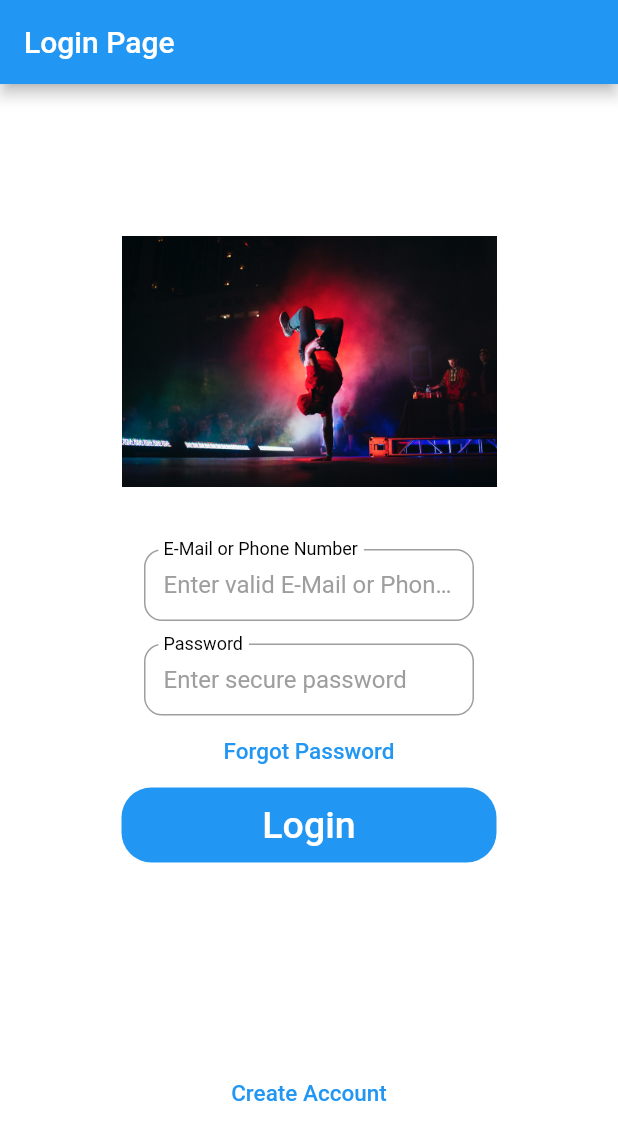
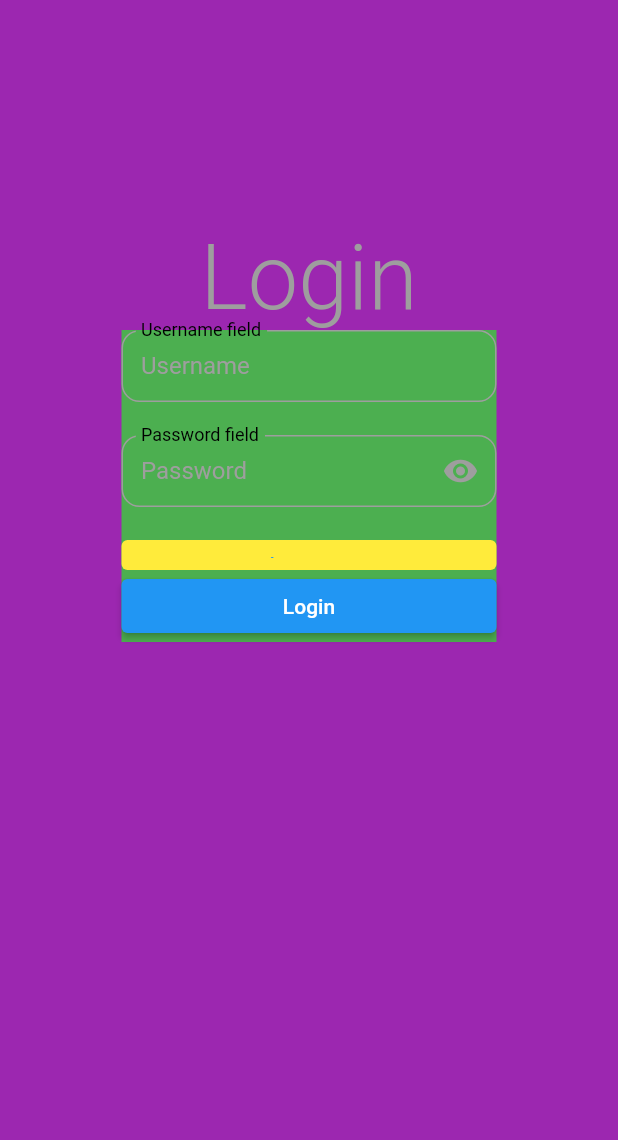
Before and after one commit to mustafasalfiti/nextactivity, a Flutter app: the screen it shows after launch, on a phone screen of 412 x 824 dp. Shown: the top 1140 px of the screen. Run offline on Flutter 3.47's test engine with Material 2 defaults, Android fonts, the phone set to English and light mode, and no system bars; our stand-ins replace rflutter_alert; statements that could not run were skipped.

Commit message:
fix:update

```diff
--- a/client/lib/components/password_field.dart
+++ b/client/lib/components/password_field.dart
@@ -2,14 +2,15 @@ import 'package:flutter/material.dart';
 // ignore_for_file: prefer_const_constructors
 // ignore_for_file: prefer_const_literals_to_create_immutables
 
-class PasswordField extends StatefulWidget {
-  PasswordField({Key? key}) : super(key: key);
+class PasswordInput extends StatefulWidget {
+  TextEditingController controller;
+  PasswordInput(this.controller, {Key? key}) : super(key: key);
 
   @override
-  State<PasswordField> createState() => _PasswordFieldState();
+  State<PasswordInput> createState() => PasswordInputState();
 }
 
-class _PasswordFieldState extends State<PasswordField> {
+class PasswordInputState extends State<PasswordInput> {
   bool obscurePassword = true;
 
   @override
@@ -22,6 +23,7 @@ class _PasswordFieldState extends State<PasswordField> {
       },
       obscureText: obscurePassword,
       keyboardType: TextInputType.visiblePassword,
+      controller: widget.controller,
       decoration: InputDecoration(
           labelText: "Password field",
           helperText: "",
--- a/client/lib/pages/login_page.dart
+++ b/client/lib/pages/login_page.dart
@@ -1,104 +1,59 @@
 // ignore_for_file: deprecated_member_use
 
-import 'package:client/pages/event_page.dart';
+import 'package:client/components/normal_field.dart';
+import 'package:client/components/password_field.dart';
+import 'package:flutter/gestures.dart';
 import 'package:flutter/material.dart';
 
-// ignore_for_file: prefer_const_constructors
-// ignore_for_file: prefer_const_literals_to_create_immutables
-
 class LoginPage extends StatefulWidget {
-  const LoginPage({Key? key}) : super(key: key);
+  LoginPage({Key? key}) : super(key: key);
 
   @override
   State<LoginPage> createState() => _LoginPageState();
 }
 
 class _LoginPageState extends State<LoginPage> {
+  var username = TextEditingController();
+  var password = TextEditingController();
   @override
   Widget build(BuildContext context) {
-    return Scaffold(
-      backgroundColor: Colors.white,
-      appBar: AppBar(
-        title: Text("Login Page"),
-      ),
-      body: SingleChildScrollView(
+    return Material(
+      color: Colors.purple,
+      child: Container(
+        height: double.infinity,
+        width: double.infinity,
+        padding: EdgeInsets.only(top: 150),
         child: Column(
-          children: <Widget>[
-            Padding(
-              padding: const EdgeInsets.only(top: 60.0),
-              child: Center(
-                child: Container(
-                    width: 250,
-                    height: 250,
-                    child: Image.asset('assets/dance.jpg')),
-              ),
-            ),
-            SizedBox(
-                width: 250,
-                child: Padding(
-                  padding: EdgeInsets.symmetric(horizontal: 15),
-                  child: TextField(
-                    decoration: InputDecoration(
-                        border: OutlineInputBorder(),
-                        labelText: 'E-Mail or Phone Number',
-                        hintText: 'Enter valid E-Mail or Phone Number'),
-                  ),
-                )),
-            SizedBox(
-                width: 250,
-                child: Padding(
-                  padding: const EdgeInsets.only(
-                      left: 15.0, right: 15.0, top: 15, bottom: 0),
-                  child: TextField(
-                    obscureText: true,
-                    decoration: InputDecoration(
-                        border: OutlineInputBorder(),
-                        labelText: 'Password',
-                        hintText: 'Enter secure password'),
-                  ),
-                )),
-            FlatButton(
-              onPressed: () {
-                // Forgot Password logic
-                showAlertDialog(
-                    context, "Alert Message", "Forgot Password clicked!");
-              },
-              child: Text(
-                'Forgot Password',
-                style: TextStyle(color: Colors.blue, fontSize: 15),
-              ),
+          children: [
+            Text(
+              "Login",
+              style: TextStyle(
+                  fontSize: 60,
+                  fontWeight: FontWeight.w300,
+                  color: Colors.grey),
             ),
             Container(
-              height: 50,
+              padding: ,
+              color: Colors.green,
               width: 250,
-              decoration: BoxDecoration(
-                  color: Colors.blue, borderRadius: BorderRadius.circular(20)),
-              child: FlatButton(
-                onPressed: () {
-                  // Login logic here
-                  Navigator.push(
-                      context, MaterialPageRoute(builder: (_) => EventPage()));
-                },
-                child: Text(
-                  'Login',
-                  style: TextStyle(color: Colors.white, fontSize: 25),
-                ),
+              child: Column(
+                crossAxisAlignment: CrossAxisAlignment.stretch,
+                children: [
+                  NormalInput("Username", username),
+                  PasswordInput(password),
+                  SizedBox(
+                    height: 20,
+                    child: TextButton(
+                      style:
+                          TextButton.styleFrom(backgroundColor: Colors.yellow),
+                      onPressed: () => print('hh'),
+                      child: Text("vergiss passwort"),
+                    ),
+                  ),
+                  ElevatedButton(onPressed: () => {}, child: Text("Login"))
+                ],
               ),
-            ),
-            SizedBox(
-              height: 130,
-            ),
-            FlatButton(
-              onPressed: () {
-                // Forgot Password logic here
-                showAlertDialog(
-                    context, "Alert Message", "Create Account clicked!");
-              },
-              child: Text(
-                'Create Account',
-                style: TextStyle(color: Colors.blue, fontSize: 15),
-              ),
-            ),
+            )
           ],
         ),
       ),
@@ -106,22 +61,125 @@ class _LoginPageState extends State<LoginPage> {
   }
 }
 
-showAlertDialog(context, String title, String message) {
-  Widget okButton = TextButton(
-      onPressed: () => Navigator.pop(context, 'OK'), child: const Text('OK'));
+// ignore_for_file: prefer_const_constructors
+// ignore_for_file: prefer_const_literals_to_create_immutables
 
-  AlertDialog alert = AlertDialog(
-    title: Text(title),
-    content: Text(message),
-    actions: [
-      okButton,
-    ],
-  );
+// class LoginPage extends StatefulWidget {
+//   const LoginPage({Key? key}) : super(key: key);
 
-  showDialog(
-    context: context,
-    builder: (BuildContext context) {
-      return alert;
-    },
-  );
-}
+//   @override
+//   State<LoginPage> createState() => _LoginPageState();
+// }
+
+// class _LoginPageState extends State<LoginPage> {
+//   @override
+//   Widget build(BuildContext context) {
+//     return Scaffold(
+//       backgroundColor: Colors.white,
+//       appBar: AppBar(
+//         title: Text("Login Page"),
+//       ),
+//       body: SingleChildScrollView(
+//         child: Column(
+//           children: <Widget>[
+//             Padding(
+//               padding: const EdgeInsets.only(top: 60.0),
+//               child: Center(
+//                 child: Container(
+//                     width: 250,
+//                     height: 250,
+//                     child: Image.asset('assets/dance.jpg')),
+//               ),
+//             ),
+//             SizedBox(
+//                 width: 250,
+//                 child: Padding(
+//                   padding: EdgeInsets.symmetric(horizontal: 15),
+//                   child: TextField(
+//                     decoration: InputDecoration(
+//                         border: OutlineInputBorder(),
+//                         labelText: 'E-Mail or Phone Number',
+//                         hintText: 'Enter valid E-Mail or Phone Number'),
+//                   ),
+//                 )),
+//             SizedBox(
+//                 width: 250,
+//                 child: Padding(
+//                   padding: const EdgeInsets.only(
+//                       left: 15.0, right: 15.0, top: 15, bottom: 0),
+//                   child: TextField(
+//                     obscureText: true,
+//                     decoration: InputDecoration(
+//                         border: OutlineInputBorder(),
+//                         labelText: 'Password',
+//                         hintText: 'Enter secure password'),
+//                   ),
+//                 )),
+//             FlatButton(
+//               onPressed: () {
+//                 // Forgot Password logic
+//                 showAlertDialog(
+//                     context, "Alert Message", "Forgot Password clicked!");
+//               },
+//               child: Text(
+//                 'Forgot Password',
+//                 style: TextStyle(color: Colors.blue, fontSize: 15),
+//               ),
+//             ),
+//             Container(
+//               height: 50,
+//               width: 250,
+//               decoration: BoxDecoration(
+//                   color: Colors.blue, borderRadius: BorderRadius.circular(20)),
+//               child: FlatButton(
+//                 onPressed: () {
+//                   // Login logic here
+//                   Navigator.push(
+//                       context, MaterialPageRoute(builder: (_) => EventPage()));
+//                 },
+//                 child: Text(
+//                   'Login',
+//                   style: TextStyle(color: Colors.white, fontSize: 25),
+//                 ),
+//               ),
+//             ),
+//             SizedBox(
+//               height: 130,
+//             ),
+//             FlatButton(
+//               onPressed: () {
+//                 // Forgot Password logic here
+//                 showAlertDialog(
+//                     context, "Alert Message", "Create Account clicked!");
+//               },
+//               child: Text(
+//                 'Create Account',
+//                 style: TextStyle(color: Colors.blue, fontSize: 15),
+//               ),
+//             ),
+//           ],
+//         ),
+//       ),
+//     );
+//   }
+// }
+
+// showAlertDialog(context, String title, String message) {
+//   Widget okButton = TextButton(
+//       onPressed: () => Navigator.pop(context, 'OK'), child: const Text('OK'));
+
+//   AlertDialog alert = AlertDialog(
+//     title: Text(title),
+//     content: Text(message),
+//     actions: [
+//       okButton,
+//     ],
+//   );
+
+//   showDialog(
+//     context: context,
+//     builder: (BuildContext context) {
+//       return alert;
+//     },
+//   );
+// }
```
